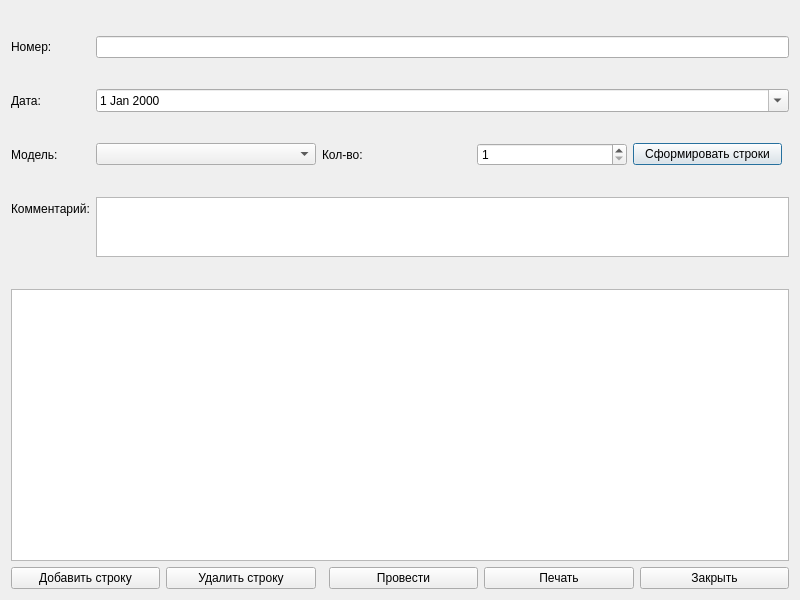
Qt form src/ui/dialogs/receiptform.ui (Smurf72T/POC_Terminal_Tracker) before a commit.
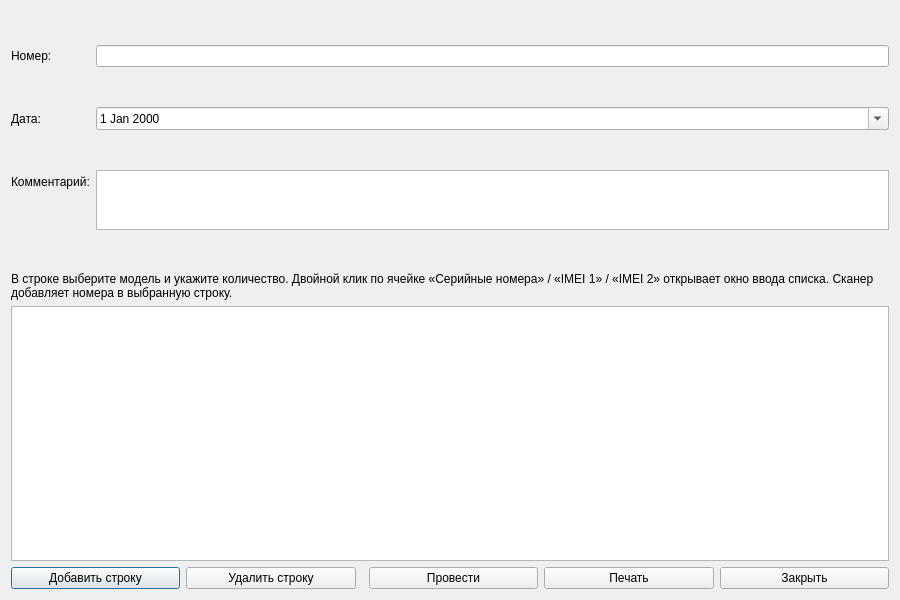
The same form after that commit.

Commit message:
feat: учёт серийных номеров и IMEI в поступлении в стиле 1С
Строка документа поступления теперь описывает серию устройств одной модели
(модель + кол-во + списки серийников/IMEI 1/IMEI 2) вместо одной строки на
терминал. Двойной клик по ячейке открывает окно ввода списка с контролем
количества, дублей и длины IMEI. Миграция 012 добавляет tblreceiptitems и
tblreceiptserials — документ сохраняет исходник как вводили, на проведении
разворачивается в терминалы. Добавлены loadReceiptItems, модели ReceiptItem/
ReceiptSerial, тест receiptItemQueries. Документация (API/OPS/CHANGELOG) обновлена.

```diff
--- a/src/ui/dialogs/receiptform.ui
+++ b/src/ui/dialogs/receiptform.ui
@@ -3,7 +3,7 @@
     <class>ReceiptForm</class>
     <widget class="QDialog" name="ReceiptForm">
         <property name="geometry">
-            <rect><x>0</x><y>0</y><width>800</width><height>600</height></rect>
+            <rect><x>0</x><y>0</y><width>900</width><height>600</height></rect>
         </property>
         <layout class="QVBoxLayout" name="verticalLayout">
             <item>
@@ -12,18 +12,16 @@
                     <item row="0" column="1"><widget class="QLineEdit" name="lineEditNumber"/></item>
                     <item row="1" column="0"><widget class="QLabel" name="label_2"><property name="text"><string>Дата:</string></property></widget></item>
                     <item row="1" column="1"><widget class="QDateEdit" name="dateEdit"><property name="calendarPopup"><bool>true</bool></property></widget></item>
-                    <item row="2" column="0"><widget class="QLabel" name="labelModel"><property name="text"><string>Модель:</string></property></widget></item>
-                    <item row="2" column="1"><layout class="QHBoxLayout" name="modelLayout">
-                        <item><widget class="QComboBox" name="comboModel"><property name="minimumSize"><size><width>220</width><height>0</height></size></property></widget></item>
-                        <item><widget class="QLabel" name="labelCount"><property name="text"><string>Кол-во:</string></property></widget></item>
-                        <item><widget class="QSpinBox" name="spinCount"><property name="minimum"><number>1</number></property><property name="value"><number>1</number></property></widget></item>
-                        <item><widget class="QPushButton" name="btnGenerate"><property name="text"><string>Сформировать строки</string></property></widget></item>
-                        <item><spacer name="modelSpacer"><property name="orientation"><enum>Qt::Horizontal</enum></property></spacer></item>
-                    </layout></item>
-                    <item row="3" column="0"><widget class="QLabel" name="label_3"><property name="text"><string>Комментарий:</string></property></widget></item>
-                    <item row="3" column="1"><widget class="QTextEdit" name="textEditComment"><property name="maximumSize"><size><width>16777215</width><height>60</height></size></property></widget></item>
+                    <item row="2" column="0"><widget class="QLabel" name="label_3"><property name="text"><string>Комментарий:</string></property></widget></item>
+                    <item row="2" column="1"><widget class="QTextEdit" name="textEditComment"><property name="maximumSize"><size><width>16777215</width><height>60</height></size></property></widget></item>
                 </layout>
             </item>
+            <item>
+                <widget class="QLabel" name="labelHint">
+                    <property name="text"><string>В строке выберите модель и укажите количество. Двойной клик по ячейке «Серийные номера» / «IMEI 1» / «IMEI 2» открывает окно ввода списка. Сканер добавляет номера в выбранную строку.</string></property>
+                    <property name="wordWrap"><bool>true</bool></property>
+                </widget>
+            </item>
             <item>
                 <widget class="QTableView" name="tableView">
                     <property name="alternatingRowColors"><bool>true</bool></property>
```
The commit also changes 15 other files.
